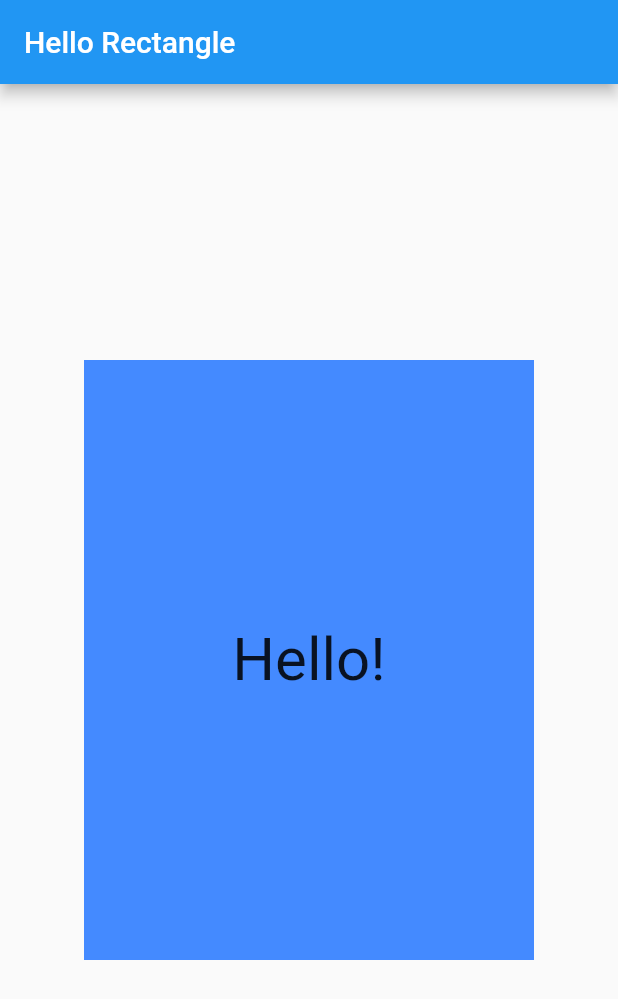
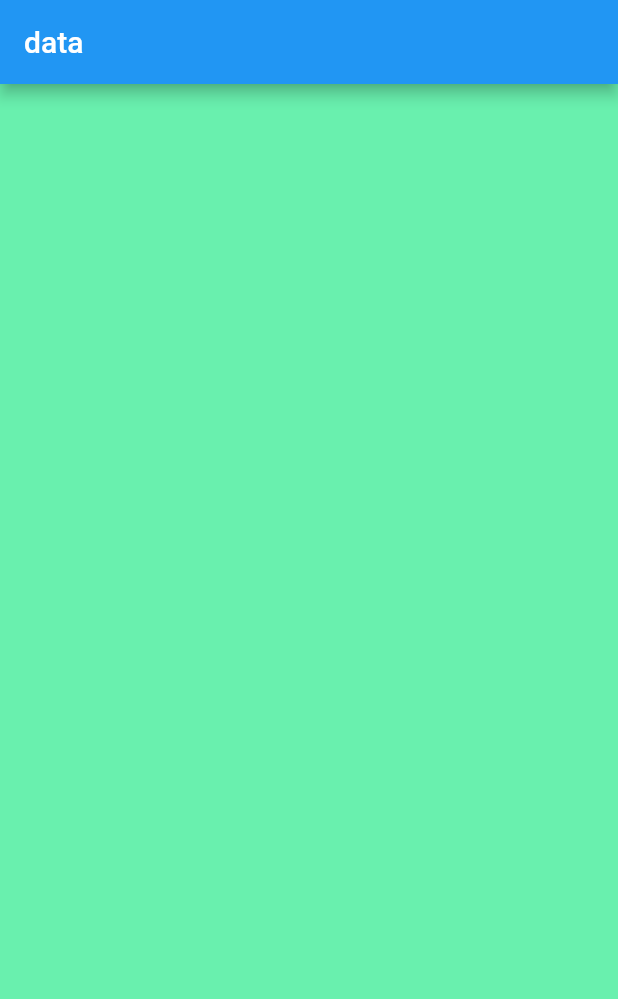
Before and after one commit to shehanmunasinghe/Flutter-Udacity-Cource, a Flutter app: the screen it shows after launch, on a phone screen of 412 x 824 dp. Shown: the top 999 px of the screen. Run offline on Flutter 3.47's test engine with Material 2 defaults, Android fonts, the phone set to English and light mode, and no system bars.

Commit message:
added helloRectangle widget

```diff
--- a/lib/main.dart
+++ b/lib/main.dart
@@ -1,40 +1,18 @@
-// Copyright 2018 The Chromium Authors. All rights reserved.
-// Use of this source code is governed by a BSD-style license that can be
-// found in the LICENSE file.
-
 import 'package:flutter/material.dart';
 
-void main() {
-  runApp(
-    MaterialApp(
-      debugShowCheckedModeBanner: false,
-      title: 'Hello Rectangle',
-      home: Scaffold(
-        appBar: AppBar(
-          title: Text('Hello Rectangle'),
-        ),
-        body: HelloRectangle(),
-      ),
-    ),
+Widget helloRectangle() {
+  return Container(
+    color: Colors.greenAccent,
   );
 }
 
-class HelloRectangle extends StatelessWidget {
-  @override
-  Widget build(BuildContext context) {
-    return Center(
-      child: Container(
-        color: Colors.blueAccent,
-        height: 400.0,
-        width: 300.0,
-        child: Center(
-          child: Text(
-            'Hello!',
-            style: TextStyle(fontSize: 40.0),
-            textAlign: TextAlign.center,
-          ),
+void main() {
+  runApp(MaterialApp(
+      debugShowCheckedModeBanner: false,
+      home: Scaffold(
+        appBar: AppBar(
+          title: Text('data'),
         ),
-      ),
-    );
-  }
+        body: helloRectangle(),
+      )));
 }
```
